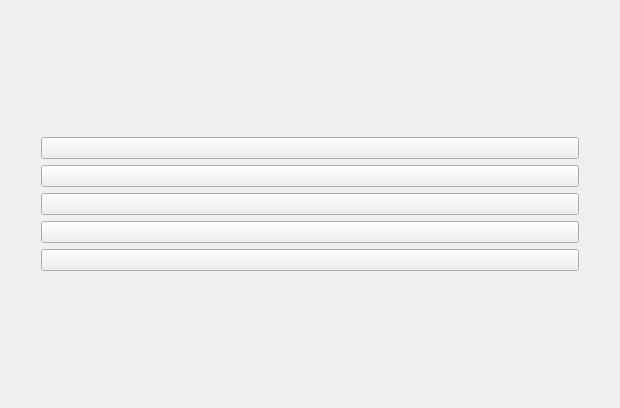
Above: title-stage-buttons.ui from Deception666/math-facts before the change. Below: the same form after it.
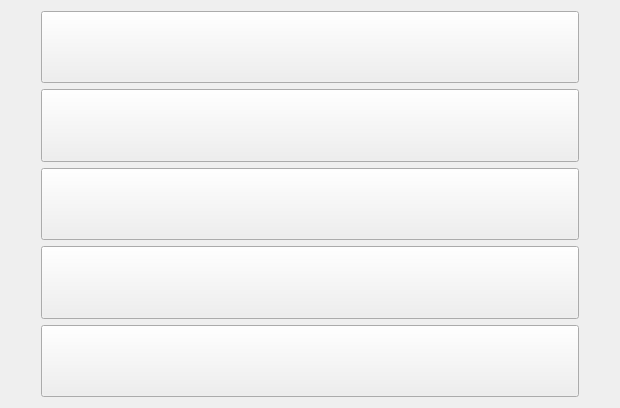
That is the form after the change.

What changed in the file:
```diff
--- a/title-stage-buttons.ui
+++ b/title-stage-buttons.ui
@@ -33,45 +33,54 @@
    <item>
     <layout class="QVBoxLayout" name="verticalLayout">
      <item>
-      <spacer name="verticalSpacer">
-       <property name="orientation">
-        <enum>Qt::Vertical</enum>
+      <widget class="QPushButton" name="pushButtonAdd">
+       <property name="sizePolicy">
+        <sizepolicy hsizetype="Minimum" vsizetype="Expanding">
+         <horstretch>0</horstretch>
+         <verstretch>0</verstretch>
+        </sizepolicy>
        </property>
-       <property name="sizeHint" stdset="0">
-        <size>
-         <width>20</width>
-         <height>40</height>
-        </size>
-       </property>
-      </spacer>
+      </widget>
      </item>
      <item>
-      <widget class="QPushButton" name="pushButtonAdd"/>
+      <widget class="QPushButton" name="pushButtonSub">
+       <property name="sizePolicy">
+        <sizepolicy hsizetype="Minimum" vsizetype="Expanding">
+         <horstretch>0</horstretch>
+         <verstretch>0</verstretch>
+        </sizepolicy>
+       </property>
+      </widget>
      </item>
      <item>
-      <widget class="QPushButton" name="pushButtonSub"/>
+      <widget class="QPushButton" name="pushButtonMul">
+       <property name="sizePolicy">
+        <sizepolicy hsizetype="Minimum" vsizetype="Expanding">
+         <horstretch>0</horstretch>
+         <verstretch>0</verstretch>
+        </sizepolicy>
+       </property>
+      </widget>
      </item>
      <item>
-      <widget class="QPushButton" name="pushButtonMul"/>
+      <widget class="QPushButton" name="pushButtonDiv">
+       <property name="sizePolicy">
+        <sizepolicy hsizetype="Minimum" vsizetype="Expanding">
+         <horstretch>0</horstretch>
+         <verstretch>0</verstretch>
+        </sizepolicy>
+       </property>
+      </widget>
      </item>
      <item>
-      <widget class="QPushButton" name="pushButtonDiv"/>
-     </item>
-     <item>
-      <widget class="QPushButton" name="pushButtonAll"/>
-     </item>
-     <item>
-      <spacer name="verticalSpacer_2">
-       <property name="orientation">
-        <enum>Qt::Vertical</enum>
+      <widget class="QPushButton" name="pushButtonAll">
+       <property name="sizePolicy">
+        <sizepolicy hsizetype="Minimum" vsizetype="Expanding">
+         <horstretch>0</horstretch>
+         <verstretch>0</verstretch>
+        </sizepolicy>
        </property>
-       <property name="sizeHint" stdset="0">
-        <size>
-         <width>20</width>
-         <height>40</height>
-        </size>
-       </property>
-      </spacer>
+      </widget>
      </item>
     </layout>
    </item>
```
